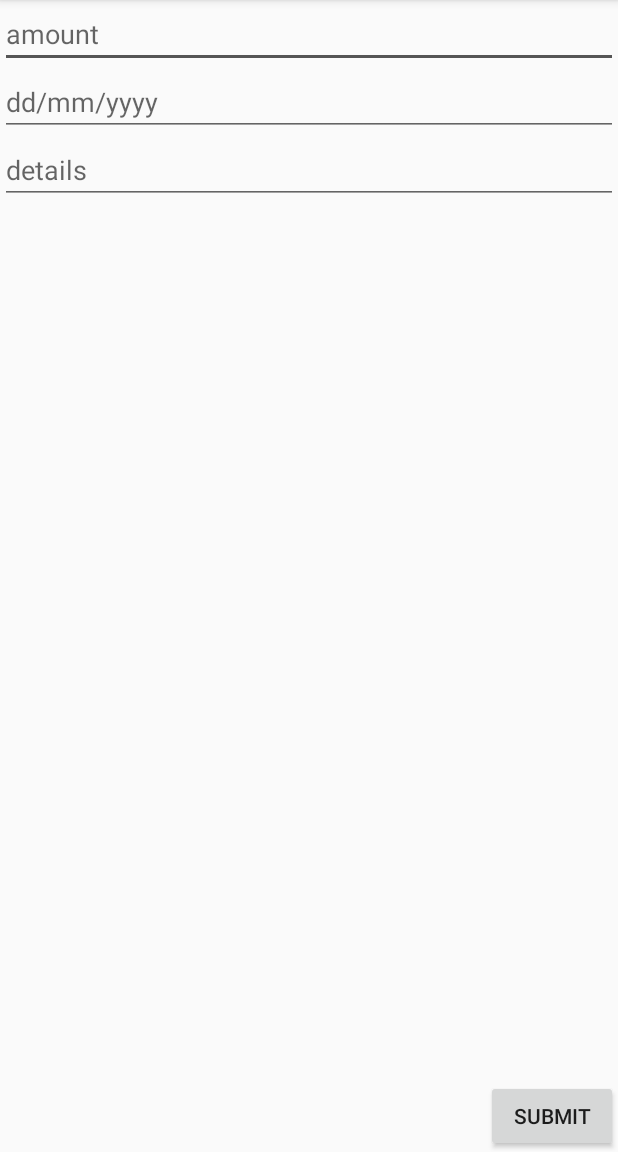
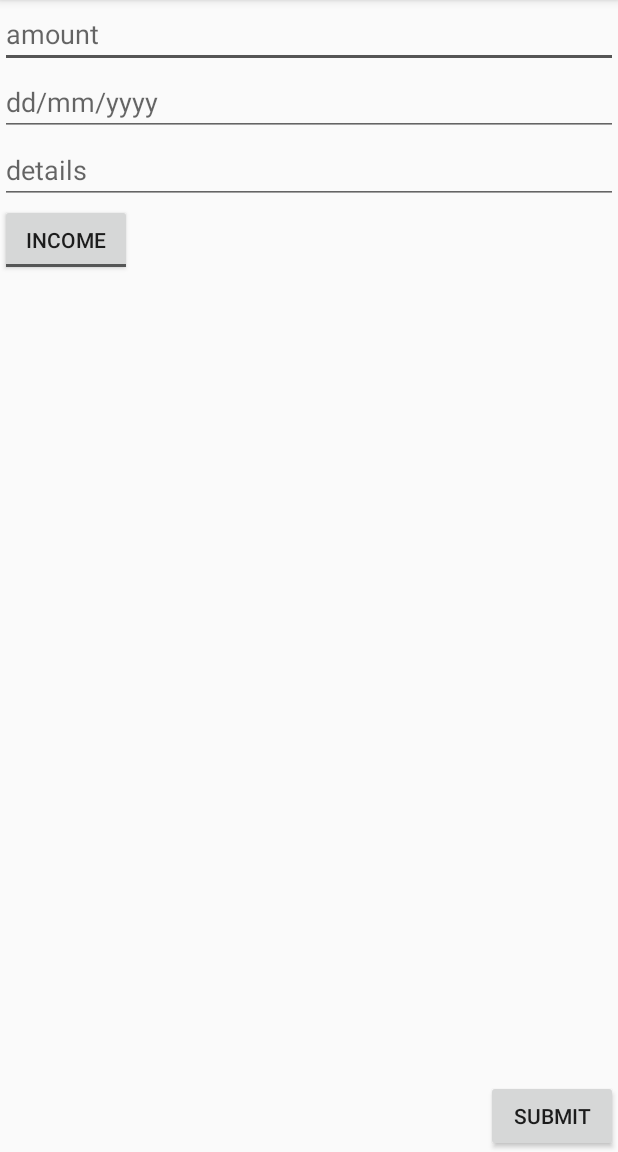
Before and after one commit to hiren456/BudgeIt, an Android app: the NewEntryActivity screen opened directly, with no data from a screen before it, on a phone screen of 412 x 824 dp, the part 84-1236 px from its top. Run offline under Robolectric (Android 15) with nearby library versions, the phone set to English and light mode, and no system bars.

Commit message:
Implemented "income or expense" toggle button.
i think that sums it up

```diff
--- a/app/src/main/res/layout/activity_new_entry.xml
+++ b/app/src/main/res/layout/activity_new_entry.xml
@@ -41,5 +41,14 @@
         android:layout_alignParentRight="true"
         android:text="Submit" />
 
+    <ToggleButton
+        android:id="@+id/button_incomeOrExpense"
+        android:layout_width="wrap_content"
+        android:layout_height="wrap_content"
+        android:layout_below="@id/editText_details"
+        android:text="income or expense?"
+        android:textOff="income"
+        android:textOn="expense" />
+
 
 </RelativeLayout>
```
Also changed, not shown: app/src/main/java/com/codemonkeys9/budgeit/ui/NewEntryActivity.java (+11 -3 lines).
